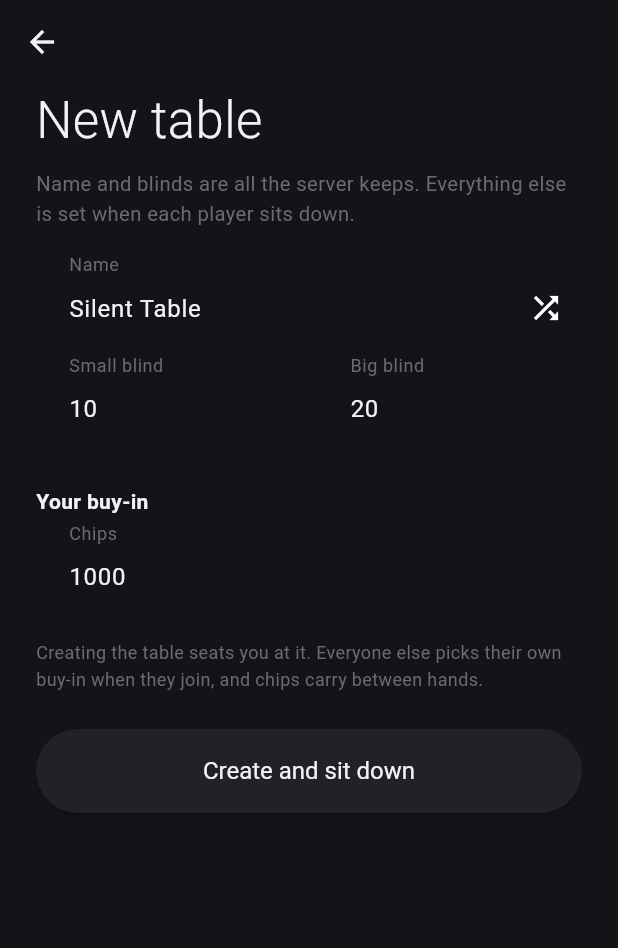
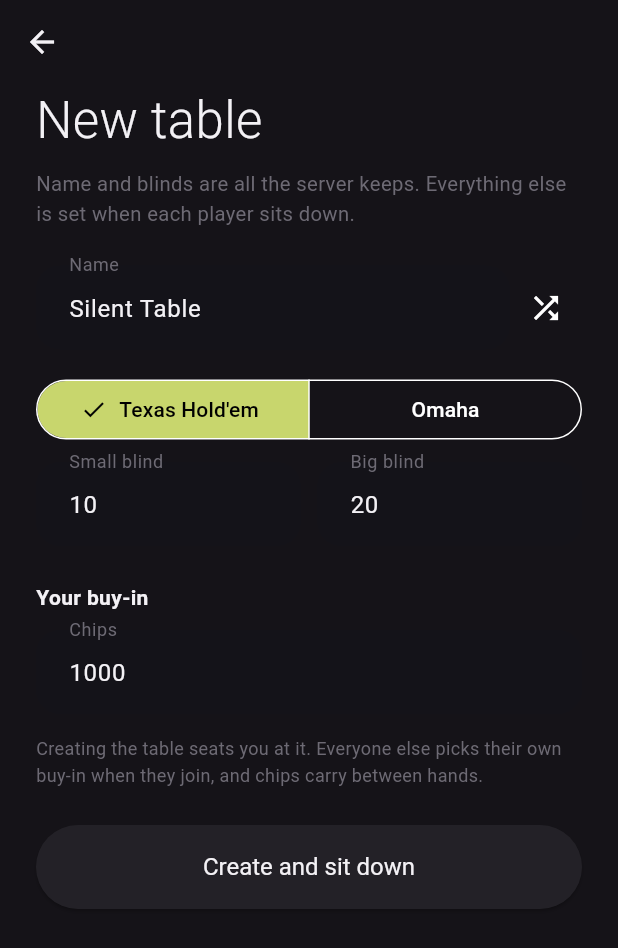
Before and after one commit to daniel-langio/vendredi.soir.karata-mobile, a Flutter app: the NewTableScreen screen opened directly with empty values, on a phone screen of 412 x 824 dp. Shown: the top 948 px of the screen. Run offline on Flutter 3.47's test engine with Material 3 defaults, Android fonts, the phone set to English and light mode, and no system bars; our stand-ins replace shared_preferences, yaml; accounts and stored records are empty; Roboto replaces fonts that are missing (SF Pro Text).

Commit message:
feat: add an Omaha option when creating a table
Mirrors the web-ui change: new-table screen gets a Texas Hold'em/Omaha
segmented picker, and the in-table variant-info dialog and showdown
hole-card reveal both adapt to whichever variant the table uses.

Co-Authored-By: Claude Sonnet 5 <noreply@anthropic.com>

```diff
--- a/lib/api/api_client.dart
+++ b/lib/api/api_client.dart
@@ -46,6 +46,7 @@ class ApiClient {
     int smallBlind,
     int bigBlind, {
     int? defaultBuyIn,
+    String? variant,
   }) async {
     final body = <String, dynamic>{
       'name': name,
@@ -55,6 +56,7 @@ class ApiClient {
       },
     };
     if (defaultBuyIn != null) body['defaultBuyIn'] = defaultBuyIn;
+    if (variant != null) body['variant'] = variant;
 
     final response = await http.post(
       Uri.parse('$baseUrl/games'),
--- a/lib/l10n/app_localizations.dart
+++ b/lib/l10n/app_localizations.dart
@@ -140,6 +140,11 @@ class AppLocalizations {
   String get variantBoard => _s('variantBoard');
   String get variantBetting => _s('variantBetting');
   String get variantRanking => _s('variantRanking');
+  String get variantTitleOmaha => _s('variantTitleOmaha');
+  String get variantHoleCardsOmaha => _s('variantHoleCardsOmaha');
+  String get variantRankingOmaha => _s('variantRankingOmaha');
+  String get variantTexasHoldemShort => _s('variantTexasHoldemShort');
+  String get variantOmahaShort => _s('variantOmahaShort');
   String get variantSimplificationsHeading => _s('variantSimplificationsHeading');
   String get variantNoSidePots => _s('variantNoSidePots');
   String get variantNoButtonRotation => _s('variantNoButtonRotation');
@@ -250,6 +255,12 @@ class AppLocalizations {
       'variantBoard': '5 shared community cards, revealed in three stages: flop (3), turn (1), river (1)',
       'variantBetting': 'No-limit betting - you can raise up to your entire stack at any time',
       'variantRanking': 'Best 5-card hand using any combination of your hole cards and the board',
+      'variantTitleOmaha': 'No-Limit Omaha',
+      'variantHoleCardsOmaha': '4 hole cards per player, dealt face down',
+      'variantRankingOmaha':
+          'Best 5-card hand using exactly 2 of your hole cards and exactly 3 from the board',
+      'variantTexasHoldemShort': 'Texas Hold\'em',
+      'variantOmahaShort': 'Omaha',
       'variantSimplificationsHeading': 'This table simplifies a few things',
       'variantNoSidePots': 'No side pots - an all-in tie splits the whole pot evenly, regardless of stack size',
       'variantNoButtonRotation': 'No dealer button rotation - the same two seats always post the blinds',
@@ -359,6 +370,12 @@ class AppLocalizations {
       'variantBoard': '5 cartes communes partagées, révélées en trois temps : flop (3), turn (1), river (1)',
       'variantBetting': 'Mises sans limite - vous pouvez relancer jusqu\'à tout votre tapis à tout moment',
       'variantRanking': 'Meilleure main de 5 cartes parmi vos cartes et le tableau, dans n\'importe quelle combinaison',
+      'variantTitleOmaha': 'Omaha sans limite',
+      'variantHoleCardsOmaha': '4 cartes fermées par joueur, distribuées face cachée',
+      'variantRankingOmaha':
+          'Meilleure main de 5 cartes en utilisant exactement 2 de vos cartes fermées et exactement 3 du tableau',
+      'variantTexasHoldemShort': 'Texas Hold\'em',
+      'variantOmahaShort': 'Omaha',
       'variantSimplificationsHeading': 'Cette table simplifie quelques règles',
       'variantNoSidePots': 'Pas de pots secondaires - une égalité à tapis partage tout le pot également, peu importe la taille des tapis',
       'variantNoButtonRotation': 'Pas de rotation du bouton donneur - les deux mêmes sièges misent toujours les blindes',
--- a/lib/screens/new_table_screen.dart
+++ b/lib/screens/new_table_screen.dart
@@ -26,6 +26,7 @@ class _NewTableScreenState extends State<NewTableScreen> {
   final _smallBlindController = TextEditingController(text: '10');
   final _bigBlindController = TextEditingController(text: '20');
   final _buyInController = TextEditingController(text: '1000');
+  String _variant = 'TEXAS_HOLDEM';
   bool _isLoading = false;
 
   @override
@@ -55,7 +56,7 @@ class _NewTableScreenState extends State<NewTableScreen> {
     setState(() => _isLoading = true);
     try {
       final client = ApiClient(baseUrl: widget.serverUrl, token: widget.token);
-      final game = await client.createGame(name, sb, bb, defaultBuyIn: buyIn);
+      final game = await client.createGame(name, sb, bb, defaultBuyIn: buyIn, variant: _variant);
       final gameId = game['gameId'] as String;
       await client.buyIn(gameId, buyIn);
       await saveRecentTable(gameId, name);
@@ -120,6 +121,17 @@ class _NewTableScreenState extends State<NewTableScreen> {
                 ),
               ],
             ),
+            const SizedBox(height: 16),
+            SegmentedButton<String>(
+              segments: [
+                ButtonSegment(
+                    value: 'TEXAS_HOLDEM', label: Text(t.variantTexasHoldemShort)),
+                ButtonSegment(value: 'OMAHA', label: Text(t.variantOmahaShort)),
+              ],
+              selected: {_variant},
+              onSelectionChanged: (selection) =>
+                  setState(() => _variant = selection.first),
+            ),
             const SizedBox(height: 11),
             Row(
               children: [
```
Also changed, not shown: lib/screens/table_screen.dart (+15 -19 lines).
